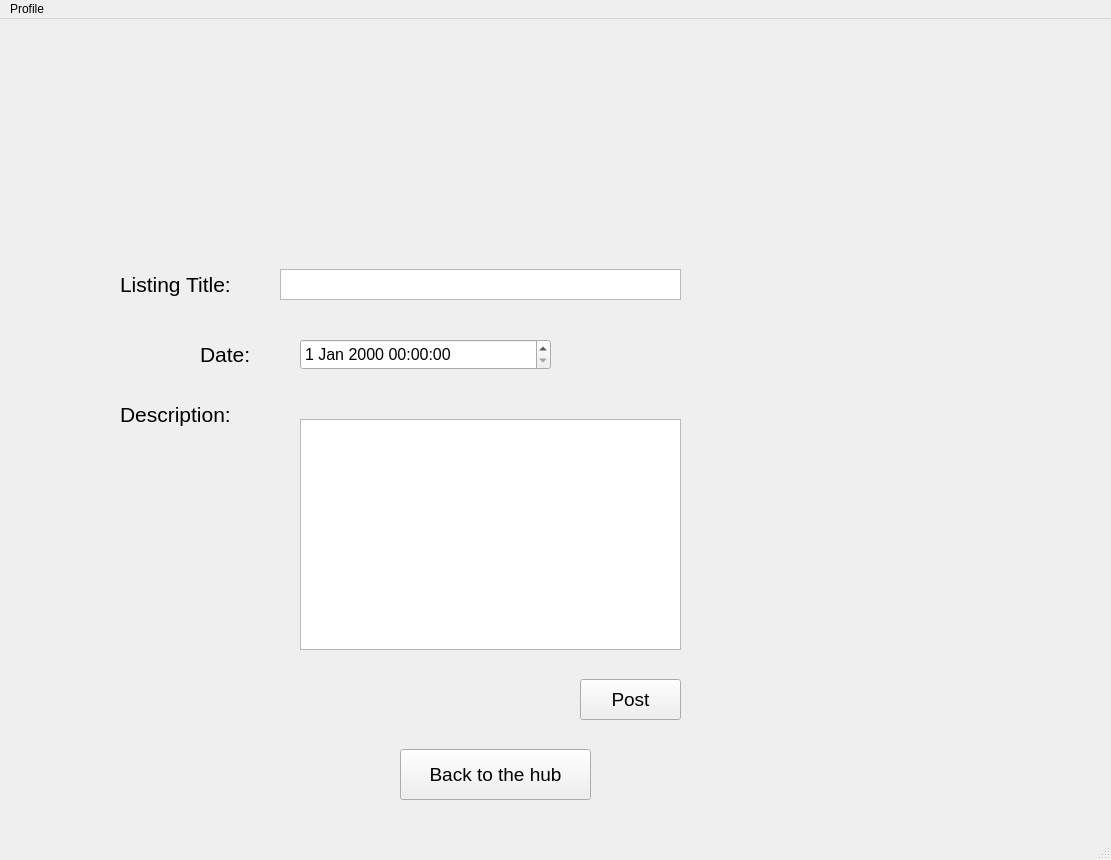
This is post_a_listing.ui in JCMerlino/Hackathon as Qt 5 draws it before an edit. The edited form follows.
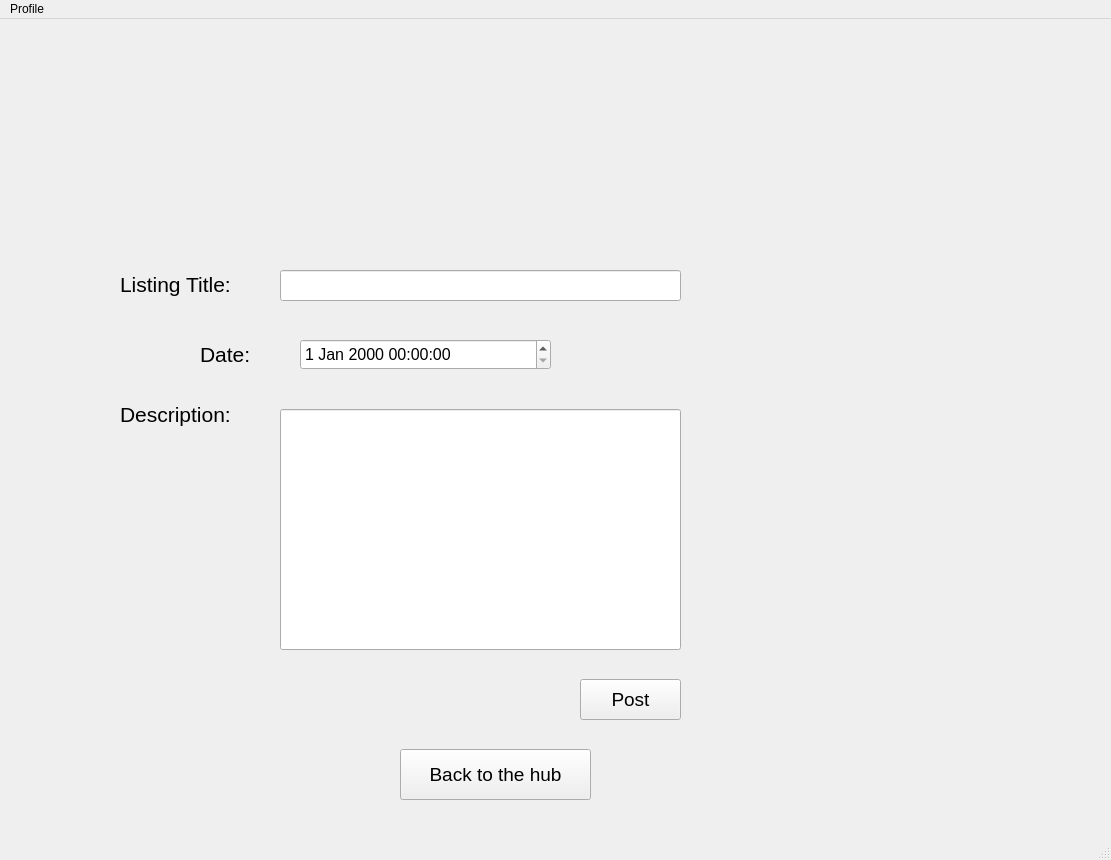
This is the edited form. Icons and pictures are not drawn.

Patch:
```diff
--- a/post_a_listing.ui
+++ b/post_a_listing.ui
@@ -102,26 +102,6 @@
      <string>Description:</string>
     </property>
    </widget>
-   <widget class="QPlainTextEdit" name="plainTextEdit">
-    <property name="geometry">
-     <rect>
-      <x>300</x>
-      <y>400</y>
-      <width>381</width>
-      <height>231</height>
-     </rect>
-    </property>
-   </widget>
-   <widget class="QPlainTextEdit" name="plainTextEdit_2">
-    <property name="geometry">
-     <rect>
-      <x>280</x>
-      <y>250</y>
-      <width>401</width>
-      <height>31</height>
-     </rect>
-    </property>
-   </widget>
    <widget class="QPushButton" name="pushButton">
     <property name="geometry">
      <rect>
@@ -158,6 +138,26 @@
      <string>Back to the hub</string>
     </property>
    </widget>
+   <widget class="QLineEdit" name="lineEdit">
+    <property name="geometry">
+     <rect>
+      <x>280</x>
+      <y>251</y>
+      <width>401</width>
+      <height>31</height>
+     </rect>
+    </property>
+   </widget>
+   <widget class="QLineEdit" name="lineEdit_2">
+    <property name="geometry">
+     <rect>
+      <x>280</x>
+      <y>390</y>
+      <width>401</width>
+      <height>241</height>
+     </rect>
+    </property>
+   </widget>
   </widget>
   <widget class="QMenuBar" name="menubar">
    <property name="geometry">
```
